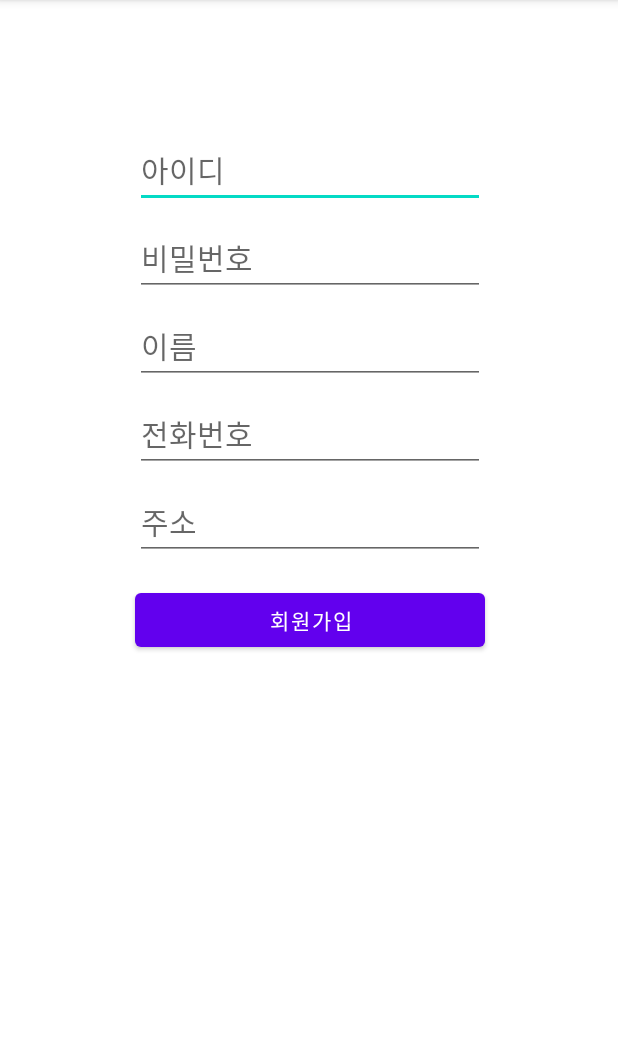
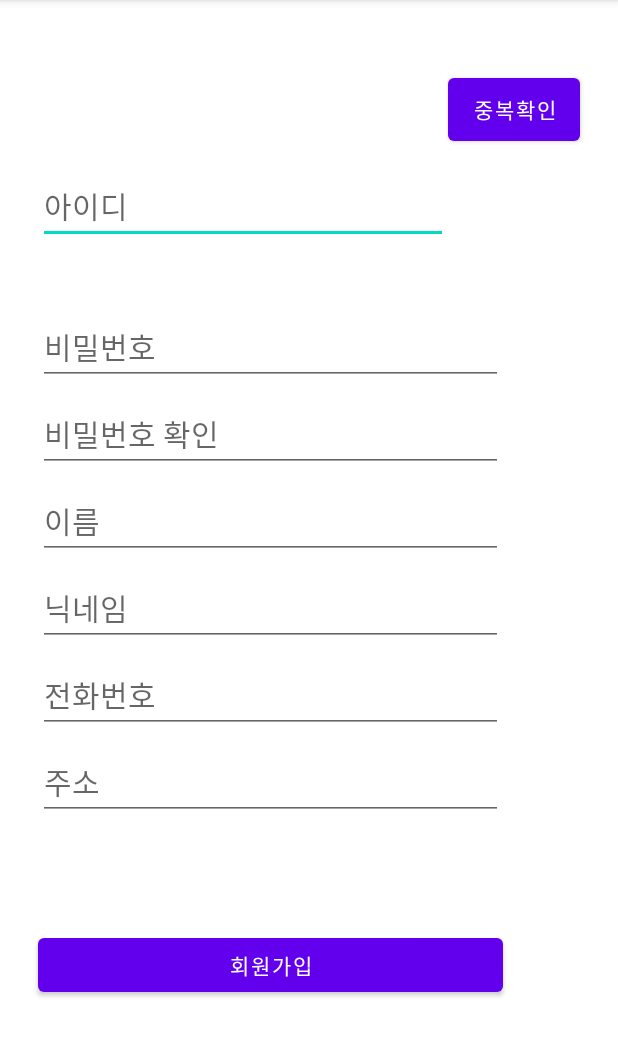
Before and after one commit to JaewookYeon/Hanium_demo, an Android app: the RegisterActivity screen opened directly, with no data from a screen before it, on a phone screen of 412 x 824 dp, the part 84-1141 px from its top. Run offline under Robolectric (Android 15) with nearby library versions, the phone set to English and light mode, and no system bars; our stand-ins replace Volley; network calls fail.

Commit message:
보관합, 회원가입 수정

```diff
--- a/app/src/main/java/com/example/registerloginexample/RegisterActivity.java
+++ b/app/src/main/java/com/example/registerloginexample/RegisterActivity.java
@@ -1,76 +1,83 @@
 package com.example.registerloginexample;
 
 import androidx.appcompat.app.AppCompatActivity;
-
 import android.content.Intent;
 import android.os.Bundle;
 import android.view.View;
 import android.widget.Button;
 import android.widget.EditText;
 import android.widget.Toast;
-
 import com.android.volley.RequestQueue;
 import com.android.volley.Response;
 import com.android.volley.VolleyError;
 import com.android.volley.toolbox.Volley;
-
 import org.json.JSONException;
 import org.json.JSONObject;
 
 public class RegisterActivity extends AppCompatActivity {
-    private EditText et_id,et_pass,et_name,et_phone,et_address;
-    private Button btn_register;
+    private EditText et_id, et_pass, et_pass2, et_name, et_nickname, et_phone, et_address;
+    private Button btn_register, btn_doubleCheck;
 
     @Override
-    protected void onCreate(Bundle savedInstanceState) { //액티비티 시작시 처음으로 실행되는 생명주기
+    protected void onCreate(Bundle savedInstanceState) {
         super.onCreate(savedInstanceState);
         setContentView(R.layout.activity_register);
 
-        //아이디 값 찾아주기
-        et_id=findViewById(R.id.et_id);
-        et_pass=findViewById(R.id.et_pass);
-        et_name=findViewById(R.id.et_name);
-        et_phone=findViewById(R.id.et_phone);
-        et_address=findViewById(R.id.et_address);
+        // 아이디 값 찾아주기
+        et_id = findViewById(R.id.et_id);
+        et_pass = findViewById(R.id.et_pass);
+        et_pass2 = findViewById(R.id.et_pass2);
+        et_name = findViewById(R.id.et_name);
+        et_nickname = findViewById(R.id.et_nickname);
+        et_phone = findViewById(R.id.et_phone);
+        et_address = findViewById(R.id.et_address);
 
-        //회원가입 버튼 클릭 시 수행
-        btn_register=findViewById(R.id.btn_register);
+        // 회원가입 버튼 클릭 시 수행
+        btn_register = findViewById(R.id.btn_register);
+        btn_doubleCheck = findViewById(R.id.btn_doubleCheck);
+
         btn_register.setOnClickListener(new View.OnClickListener() {
             @Override
             public void onClick(View view) {
-                //EditText에 현재 입력되어 있는 값을 얻어온다.
-                final String login_id=et_id.getText().toString();
-                final String login_password=et_pass.getText().toString();
-                final String name=et_name.getText().toString();
-                final String phone=et_phone.getText().toString();
-                final String address=et_address.getText().toString();
+                final String login_id = et_id.getText().toString();
+                final String login_password = et_pass.getText().toString();
+                final String name = et_name.getText().toString();
+                final String nickname = et_nickname.getText().toString();
+                final String phone = et_phone.getText().toString();
+                final String address = et_address.getText().toString();
 
-                Response.Listener<String> responseListener=new Response.Listener<String>() {
+                // 비밀번호 일치 여부 확인
+                if (!login_password.equals(et_pass2.getText().toString())) {
+                    Toast.makeText(getApplicationContext(), "비밀번호가 일치하지 않습니다.", Toast.LENGTH_SHORT).show();
+                    return;
+                }
+
+                Response.Listener<String> responseListener = new Response.Listener<String>() {
                     @Override
-
                     public void onResponse(String response) {
                         try {
-                            JSONObject jsonObject=new JSONObject(response);
-                            boolean success=jsonObject.getBoolean("success");
-                            if(success){ //회원등록에 성공한 경우
-                                Toast.makeText(getApplicationContext(),"회원 등록에 성공하였습니다.",Toast.LENGTH_SHORT).show();
-                                Intent intent=new Intent(RegisterActivity.this, LoginActivity.class);
+                            JSONObject jsonObject = new JSONObject(response);
+                            boolean success = jsonObject.getBoolean("success");
+                            if (success) {
+                                Toast.makeText(getApplicationContext(), "회원등록에 성공하였습니다.", Toast.LENGTH_SHORT).show();
+                                Intent intent = new Intent(RegisterActivity.this, LoginActivity.class);
                                 startActivity(intent);
-                            }else{//회원등록에 실패한 경우
-                                Toast.makeText(getApplicationContext(),"회원 등록에 실패하였습니다.",Toast.LENGTH_SHORT).show();
-
-                                return;
+                            } else {
+                                Toast.makeText(getApplicationContext(), "회원등록에 실패하였습니다.", Toast.LENGTH_SHORT).show();
                             }
                         } catch (JSONException e) {
                             e.printStackTrace();
                         }
-                    }public void onErrorResponse(VolleyError error) {
+                    }
+
+                    public void onErrorResponse(VolleyError error) {
                         Toast.makeText(getApplicationContext(), "회원가입 실패: " + error.getMessage(), Toast.LENGTH_SHORT).show();
                     }
                 };
-                //서버로 Volley를 이용해서 요청
-                RegisterRequest registerRequest=new RegisterRequest(login_id,login_password,name,phone,address,responseListener);
-                RequestQueue queue= Volley.newRequestQueue(RegisterActivity.this);
+
+                // 서버로 Volley를 이용해서 요청
+                RegisterRequest registerRequest = new RegisterRequest(login_id, login_password, name, phone, address, responseListener);
+                RequestQueue queue = Volley.newRequestQueue(RegisterActivity.this);
                 queue.add(registerRequest);
             }
         });
--- a/app/src/main/res/layout/activity_register.xml
+++ b/app/src/main/res/layout/activity_register.xml
@@ -8,66 +8,92 @@
 
     <EditText
         android:id="@+id/et_id"
-        android:layout_width="wrap_content"
-        android:layout_height="wrap_content"
-        android:layout_marginStart="8dp"
-        android:layout_marginTop="88dp"
-        android:layout_marginEnd="8dp"
+        android:layout_width="0dp"
+        android:layout_height="50dp"
+        android:layout_marginStart="25dp"
+        android:layout_marginTop="30dp"
+        android:layout_marginBottom="365dp"
         android:ems="10"
         android:hint="아이디"
         android:inputType="text"
         android:textSize="20sp"
-        app:layout_constraintEnd_toEndOf="parent"
-        app:layout_constraintHorizontal_bias="0.504"
+        app:layout_constraintBottom_toTopOf="@+id/btn_register"
+        app:layout_constraintEnd_toStartOf="@+id/btn_doubleCheck"
         app:layout_constraintStart_toStartOf="parent"
         app:layout_constraintTop_toTopOf="parent" />
 
     <EditText
         android:id="@+id/et_pass"
-        android:layout_width="wrap_content"
-        android:layout_height="wrap_content"
-        android:layout_marginTop="8dp"
+        android:layout_width="310dp"
+        android:layout_height="50dp"
+        android:layout_marginBottom="348dp"
         android:ems="10"
         android:hint="비밀번호"
         android:inputType="text"
         android:textSize="20sp"
+        app:layout_constraintBottom_toBottomOf="parent"
         app:layout_constraintEnd_toEndOf="@+id/et_id"
         app:layout_constraintHorizontal_bias="0.0"
         app:layout_constraintStart_toStartOf="@+id/et_id"
-        app:layout_constraintTop_toBottomOf="@+id/et_id" />
+        app:layout_constraintTop_toBottomOf="@+id/et_id"
+        app:layout_constraintVertical_bias="0.212" />
+
+    <EditText
+        android:id="@+id/et_pass2"
+        android:layout_width="310dp"
+        android:layout_height="50dp"
+        android:layout_marginTop="8dp"
+        android:ems="10"
+        android:hint="비밀번호 확인"
+        android:inputType="textPassword"
+        android:textSize="20sp"
+        app:layout_constraintEnd_toEndOf="@+id/et_pass"
+        app:layout_constraintStart_toStartOf="@+id/et_pass"
+        app:layout_constraintTop_toBottomOf="@+id/et_pass" />
 
     <EditText
         android:id="@+id/et_name"
-        android:layout_width="wrap_content"
-        android:layout_height="wrap_content"
+        android:layout_width="310dp"
+        android:layout_height="50dp"
         android:layout_marginTop="8dp"
         android:ems="10"
         android:hint="이름"
         android:inputType="text"
         android:textSize="20sp"
-        app:layout_constraintEnd_toEndOf="@+id/et_pass"
-        app:layout_constraintHorizontal_bias="0.0"
-        app:layout_constraintStart_toStartOf="@+id/et_pass"
-        app:layout_constraintTop_toBottomOf="@+id/et_pass" />
+        app:layout_constraintEnd_toEndOf="@+id/et_pass2"
+        app:layout_constraintStart_toStartOf="@+id/et_pass2"
+        app:layout_constraintTop_toBottomOf="@+id/et_pass2" />
+
+    <EditText
+        android:id="@+id/et_nickname"
+        android:layout_width="310dp"
+        android:layout_height="50dp"
+        android:layout_marginTop="8dp"
+        android:ems="10"
+        android:hint="닉네임"
+        android:inputType="text"
+        android:textSize="20sp"
+        app:layout_constraintEnd_toEndOf="@+id/et_name"
+        app:layout_constraintStart_toStartOf="@+id/et_name"
+        app:layout_constraintTop_toBottomOf="@+id/et_name" />
 
     <EditText
         android:id="@+id/et_phone"
-        android:layout_width="wrap_content"
-        android:layout_height="wrap_content"
+        android:layout_width="310dp"
+        android:layout_height="50dp"
         android:layout_marginTop="8dp"
         android:ems="10"
         android:hint="전화번호"
         android:inputType="text"
         android:textSize="20sp"
-        app:layout_constraintEnd_toEndOf="@+id/et_name"
-        app:layout_constraintHorizontal_bias="0.0"
-        app:layout_constraintStart_toStartOf="@+id/et_name"
-        app:layout_constraintTop_toBottomOf="@+id/et_name" />
+        app:layout_constraintEnd_toEndOf="@+id/et_nickname"
+        app:layout_constraintStart_toStartOf="@+id/et_nickname"
+        app:layout_constraintTop_toBottomOf="@+id/et_nickname" />
 
     <EditText
         android:id="@+id/et_address"
-        android:layout_width="wrap_content"
-        android:layout_height="wrap_content"
+        android:layout_width="310dp"
+        android:layout_height="50dp"
         android:layout_marginTop="8dp"
         android:ems="10"
         android:hint="주소"
@@ -80,11 +106,29 @@
         android:id="@+id/btn_register"
         android:layout_width="0dp"
         android:layout_height="wrap_content"
-        android:layout_marginTop="16dp"
+        android:layout_marginTop="8dp"
+        android:layout_marginBottom="18dp"
         android:text="회원가입"
+        app:layout_constraintBottom_toBottomOf="parent"
         app:layout_constraintEnd_toEndOf="@+id/et_address"
         app:layout_constraintHorizontal_bias="0.0"
         app:layout_constraintStart_toStartOf="@+id/et_address"
-        app:layout_constraintTop_toBottomOf="@+id/et_address" />
+        app:layout_constraintTop_toBottomOf="@+id/et_id"
+        app:layout_constraintVertical_bias="0.997" />
+
+    <Button
+        android:id="@+id/btn_doubleCheck"
+        android:layout_width="wrap_content"
+        android:layout_height="54dp"
+        android:layout_marginTop="24dp"
+        android:layout_marginEnd="25dp"
+        android:layout_marginBottom="8dp"
+        android:text="중복확인"
+        app:layout_constraintBottom_toTopOf="@+id/et_pass"
+        app:layout_constraintEnd_toEndOf="parent"
+        app:layout_constraintHorizontal_bias="0.0"
+        app:layout_constraintStart_toEndOf="@+id/et_id"
+        app:layout_constraintTop_toTopOf="parent"
+        app:layout_constraintVertical_bias="0.181" />
 
 </androidx.constraintlayout.widget.ConstraintLayout>
```
Also changed, not shown: app/src/main/java/com/example/registerloginexample/lockerActivity.java (+33 -19 lines), app/src/main/res/layout/activity_locker.xml (+11 -11 lines), app/src/main/res/layout/activity_login.xml (+24 -13 lines).
